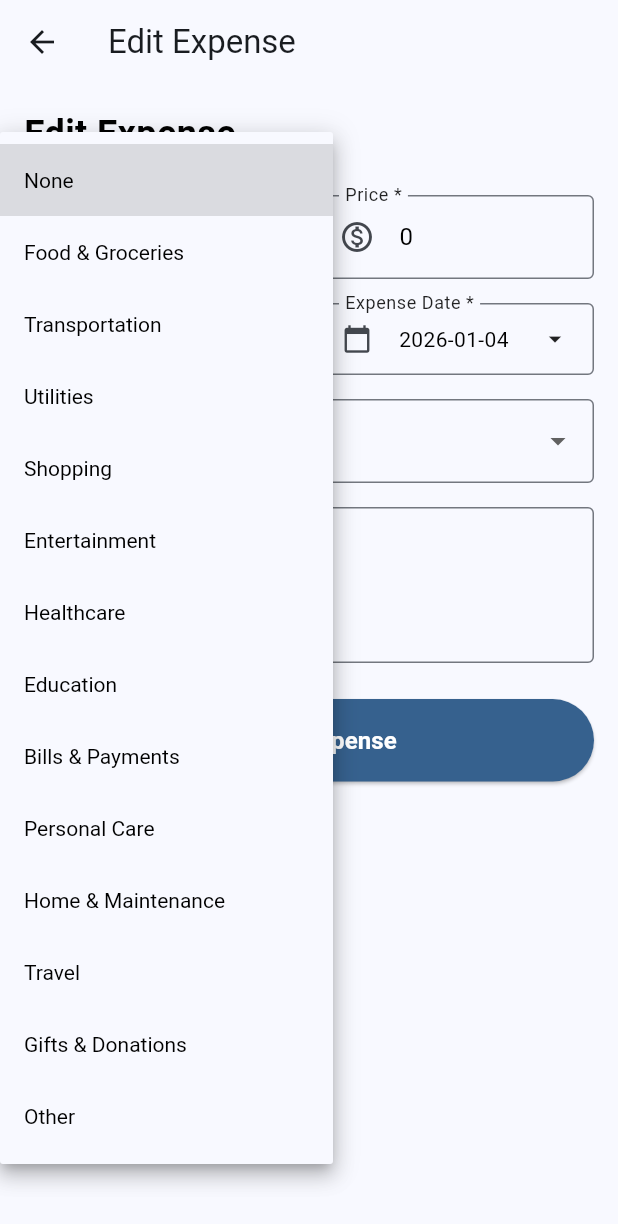
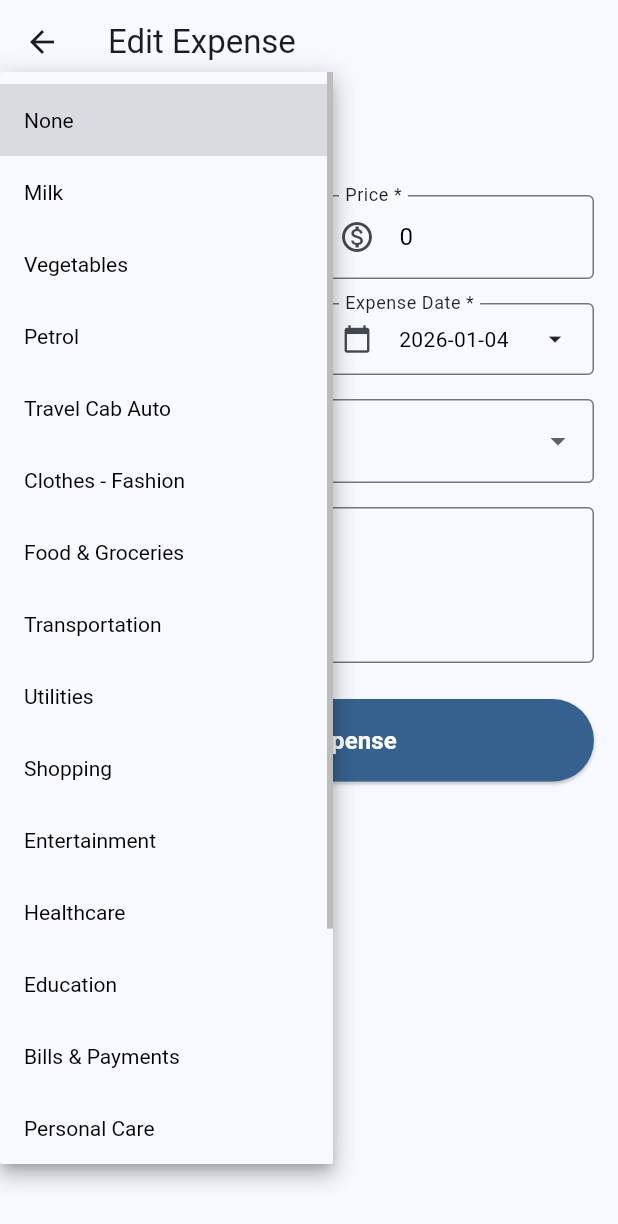
Before and after one commit to sdycode/expense_sheet, a Flutter app: the EditExpenseScreen screen opened directly with empty values, after a tap on "Category (Optional)", on a phone screen of 412 x 824 dp. Shown: the top 1224 px of the screen. Run offline on Flutter 3.47's test engine with Material 3 defaults, Android fonts, the phone set to English and light mode, and no system bars; our stand-ins replace firebase_auth, firebase_core, google_sign_in, shared_preferences, zoom_tap_animation; missing offline and left inert: googleapis; accounts and stored records are empty.

Commit message:
added some regular categories

```diff
--- a/lib/main.dart
+++ b/lib/main.dart
@@ -9,14 +9,12 @@ import 'services/google_sheets_service.dart';
 import 'services/spreadsheet_storage_service.dart';
 import 'screens/spreadsheet_selection_screen.dart';
 import 'utils/expense_categories.dart';
-import 'firebase_options.dart';
 
 void main() async {
   WidgetsFlutterBinding.ensureInitialized();
   try {
     await Firebase.initializeApp(
-      options: DefaultFirebaseOptions.currentPlatform,
-    );
+     );
     debugPrint('Firebase initialized successfully');
   } catch (e) {
     debugPrint('Error initializing Firebase: $e');
--- a/lib/utils/expense_categories.dart
+++ b/lib/utils/expense_categories.dart
@@ -1,5 +1,10 @@
 class _ExpenseCategories {
   static const List<String> categories = [
+    'Milk',
+    'Vegetables',
+    'Petrol',
+    'Travel Cab Auto',
+    'Clothes - Fashion',
     'Food & Groceries',
     'Transportation',
     'Utilities',
```
Also changed, not shown: lib/firebase_options.dart (deleted), 1 other file.
